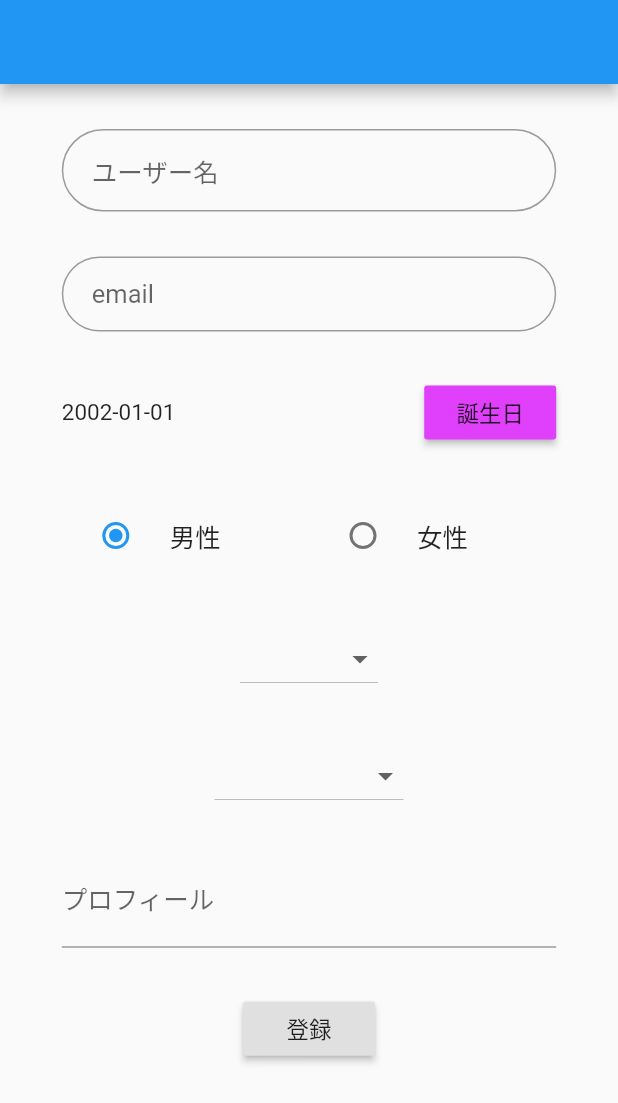
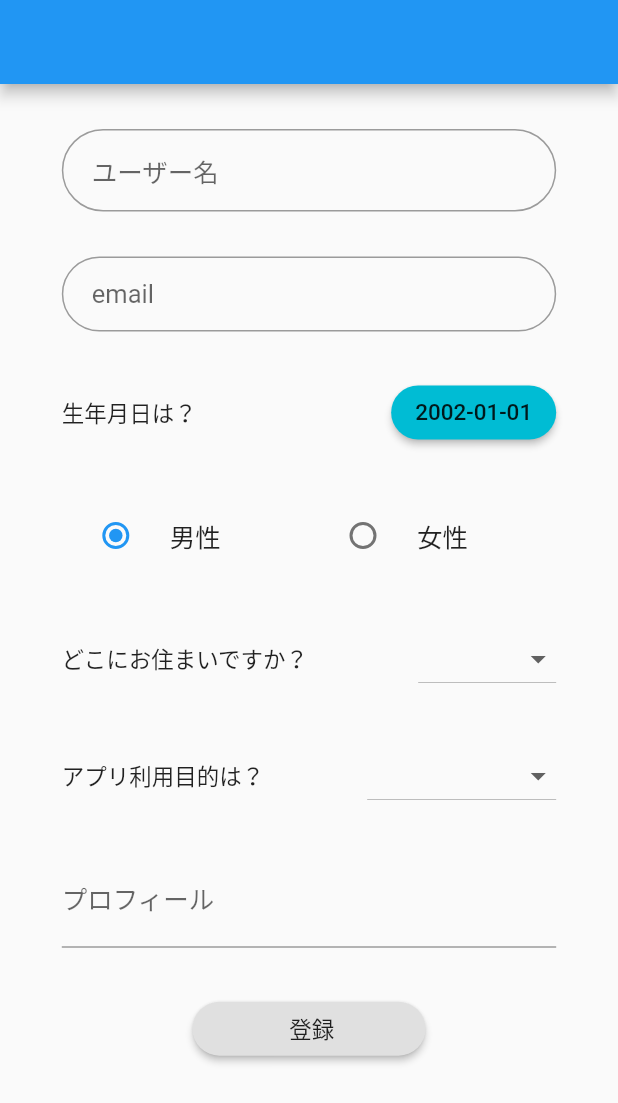
Before and after one commit to uma-co82/shupple-flutter, a Flutter app: the screen it shows after launch, on a phone screen of 412 x 824 dp. Shown: the top 1103 px of the screen. Run offline on Flutter 3.47's test engine with Material 2 defaults, Android fonts, the phone set to English and light mode, and no system bars; our stand-ins replace email_validator, firebase_auth, firebase_core; missing offline and left inert: enum_to_string, flutter_facebook_login; accounts and stored records are empty; generated files the repository leaves out were written again.

Commit message:
Update index.dart

```diff
--- a/lib/scene/register/index.dart
+++ b/lib/scene/register/index.dart
@@ -103,10 +103,11 @@ class _RegisterSceneState extends State<RegisterScene> {
                         ),
                         Row(
                           children: [
-                            Expanded(child: Text(STime.birthdate(_birthdate))),
+                            Expanded(child: Text("生年月日は？")),
                             RaisedButton(
-                                color: Colors.purpleAccent,
-                                child: Text("誕生日"),
+                                color: Colors.cyan,
+                                child: Text(STime.birthdate(_birthdate)),
+                                shape: const StadiumBorder(),
                                 onPressed: _showBirthdatePicker),
                           ],
                         ),
@@ -132,12 +133,17 @@ class _RegisterSceneState extends State<RegisterScene> {
                         const SizedBox(
                           height: 30.0,
                         ),
+                        Row(
+                          children: [
+                            Expanded(child: Text("どこにお住まいですか？")),
                             DropdownButton(
-                            value: EnumToString.convertToString(_prefecture),
+                                value:
+                                    EnumToString.convertToString(_prefecture),
                                 items: Prefecture.values
                                     .map((e) => DropdownMenuItem(
                                           child: Text(e.jpLabel),
-                                      value: EnumToString.convertToString(e),
+                                          value:
+                                              EnumToString.convertToString(e),
                                         ))
                                     .toList(),
                                 onChanged: (val) {
@@ -145,18 +151,24 @@ class _RegisterSceneState extends State<RegisterScene> {
                                     _prefecture = EnumToString.fromString(
                                         Prefecture.values, val);
                                   });
-                            }),
+                                })
+                          ],
+                        ),
                         const SizedBox(
                           height: 30.0,
                         ),
+                        Row(
+                          children: [
+                            Expanded(child: Text("アプリ利用目的は？")),
                             DropdownButton(
-                            value:
-                                EnumToString.convertToString(_matchingReason),
+                                value: EnumToString.convertToString(
+                                    _matchingReason),
                                 items: MatchingReason.values
                                     .map<DropdownMenuItem<String>>((e) =>
                                         DropdownMenuItem(
                                           child: Text(e.jpLabel),
-                                      value: EnumToString.convertToString(e),
+                                          value:
+                                              EnumToString.convertToString(e),
                                         ))
                                     .toList(),
                                 onChanged: (val) {
@@ -165,6 +177,8 @@ class _RegisterSceneState extends State<RegisterScene> {
                                         MatchingReason.values, val);
                                   });
                                 }),
+                          ],
+                        ),
                         const SizedBox(
                           height: 30.0,
                         ),
@@ -181,7 +195,8 @@ class _RegisterSceneState extends State<RegisterScene> {
                           height: 30.0,
                         ),
                         RaisedButton(
-                            child: Text("登録"),
+                            child: Text("             登録            "),
+                            shape: const StadiumBorder(),
                             onPressed: () {
                               if (_formKey.currentState.validate()) {
                                 var req = UserRegisterRequest(
```
Lines whose indentation alone changed are shown as unchanged.
